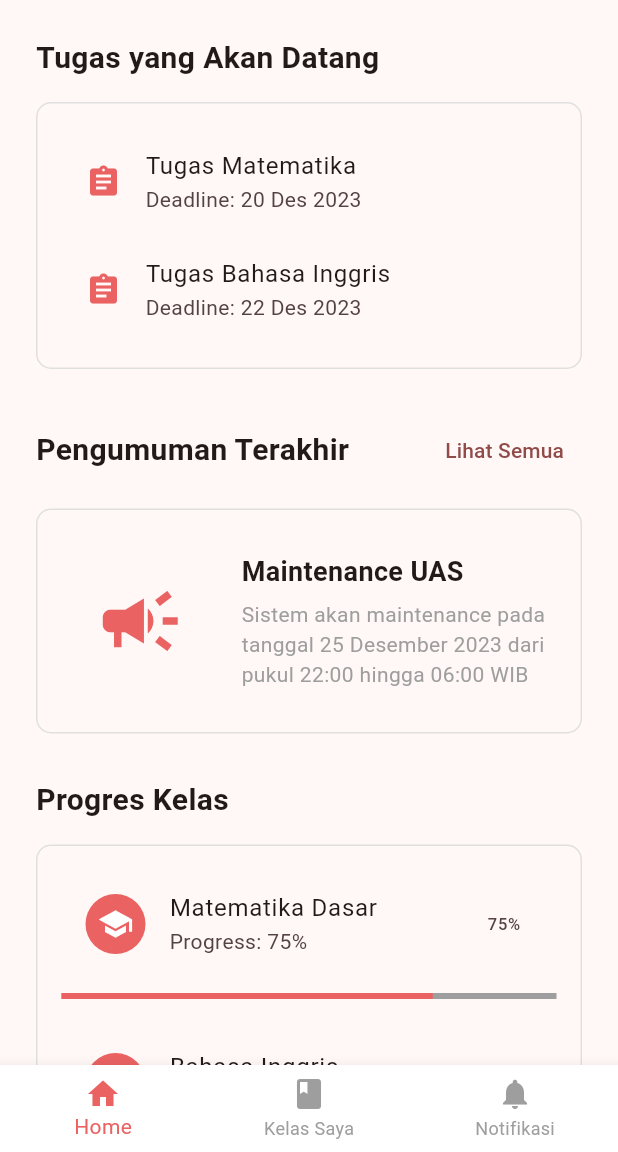
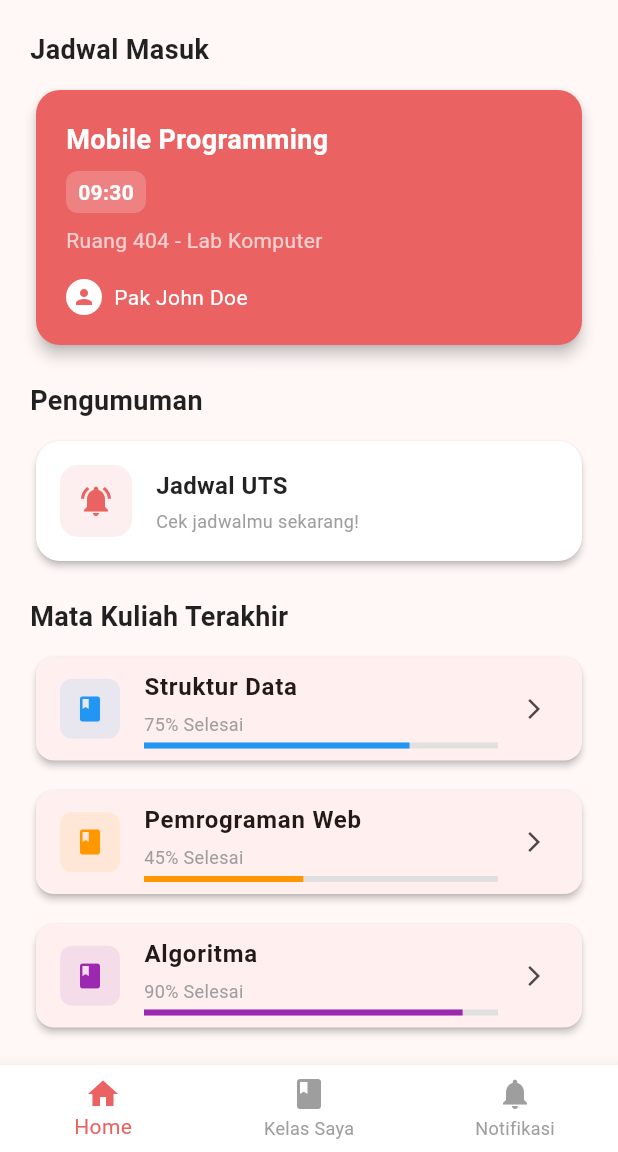
Before and after one commit to adipermana16/management, a Flutter app: the HomePage screen opened by its route, on a phone screen of 412 x 824 dp, the part 84-1236 px from its top. Run offline on Flutter 3.47's test engine with Material 3 defaults, Android fonts, the phone set to English and light mode, and no system bars.

Commit message:
perbaiki halaman home

```diff
--- a/lib/main.dart
+++ b/lib/main.dart
@@ -16,6 +16,7 @@ class MyApp extends StatelessWidget {
   Widget build(BuildContext context) {
     return MaterialApp(
       title: 'Management App',
+      debugShowCheckedModeBanner: false,
       theme: ThemeData(
         colorScheme: ColorScheme.fromSeed(seedColor: const Color(0xFFEA6262)),
         useMaterial3: true,
--- a/lib/screens/home_page.dart
+++ b/lib/screens/home_page.dart
@@ -30,7 +30,7 @@ class _HomePageState extends State<HomePage> {
   Widget build(BuildContext context) {
     return Scaffold(
       appBar: AppBar(
-        title: const HomeHeader(),
+        title: HomeHeader(selectedIndex: _selectedIndex),
         backgroundColor: const Color(0xFFEA6262),
         foregroundColor: Colors.white,
       ),
@@ -62,10 +62,17 @@ class _HomePageState extends State<HomePage> {
 }
 
 class HomeHeader extends StatelessWidget {
-  const HomeHeader({super.key});
+  final int selectedIndex;
+
+  const HomeHeader({super.key, this.selectedIndex = 0});
 
   @override
   Widget build(BuildContext context) {
+    // Don't show profile menu for Kelas Saya (index 1) and Notifikasi (index 2) tabs
+    bool showProfileMenu = selectedIndex == 0; // Only show for Home tab (index 0)
+    // Don't show left text for Kelas Saya (index 1) and Notifikasi (index 2) tabs
+    bool showLeftText = selectedIndex == 0; // Only show for Home tab (index 0)
+
     return Container(
       width: double.infinity,
       padding: const EdgeInsets.symmetric(horizontal: 20, vertical: 12),
@@ -73,6 +80,7 @@ class HomeHeader extends StatelessWidget {
         crossAxisAlignment: CrossAxisAlignment.center,
         children: [
           /// TEXT KIRI
+          if (showLeftText) ...[
             Expanded(
               child: Column(
                 crossAxisAlignment: CrossAxisAlignment.start,
@@ -96,8 +104,13 @@ class HomeHeader extends StatelessWidget {
                 ],
               ),
             ),
+          ] else ...[
+            // Empty space to maintain layout consistency when text is hidden
+            const SizedBox(width: 20),
+          ],
 
           /// BADGE USER
+          if (showProfileMenu) ...[
             Container(
               padding: const EdgeInsets.symmetric(horizontal: 10, vertical: 6),
               decoration: BoxDecoration(
@@ -137,6 +150,7 @@ class HomeHeader extends StatelessWidget {
               ),
             ),
           ],
+        ],
       ),
     );
   }
--- a/lib/screens/tabs/home_tab.dart
+++ b/lib/screens/tabs/home_tab.dart
@@ -5,105 +5,143 @@ class HomeTab extends StatelessWidget {
 
  @override
   Widget build(BuildContext context) {
-    return SingleChildScrollView(
+    return ListView(
+      padding: const EdgeInsets.all(20.0),
+      children: const [
+        _SectionHeader(title: 'Jadwal Masuk'),
+        SizedBox(height: 10),
+        _IncomingCourseCard(),
+        SizedBox(height: 20),
+        _SectionHeader(title: 'Pengumuman'),
+        SizedBox(height: 10),
+        _AnnouncementCard(),
+        SizedBox(height: 20),
+        _SectionHeader(title: 'Mata Kuliah Terakhir'),
+        SizedBox(height: 10),
+        _RecentCourseList(),
+      ],
+    );
+  }
+}
+
+class _SectionHeader extends StatelessWidget {
+  final String title;
+
+  const _SectionHeader({required this.title});
+
+  @override
+  Widget build(BuildContext context) {
+    return Text(
+      title,
+      style: const TextStyle(
+        fontSize: 18,
+        fontWeight: FontWeight.bold,
+        color: AppColors.textPrimary,
+      ),
+    );
+  }
+}
+
+class _IncomingCourseCard extends StatelessWidget {
+  const _IncomingCourseCard();
+
+  @override
+  Widget build(BuildContext context) {
+    return Card(
+      elevation: 4,
+      shape: RoundedRectangleBorder(borderRadius: BorderRadius.circular(16)),
+      color: AppColors.primary,
       child: Padding(
-        padding: const EdgeInsets.all(24.0),
+        padding: const EdgeInsets.all(20.0),
         child: Column(
           crossAxisAlignment: CrossAxisAlignment.start,
           children: [
-            // Upcoming Tasks Section
             const Text(
-              'Tugas yang Akan Datang',
+              'Mobile Programming',
               style: TextStyle(
-                fontSize: 20,
+                color: Colors.white,
+                fontSize: 18,
                 fontWeight: FontWeight.bold,
               ),
             ),
-            const SizedBox(height: 15),
+            const SizedBox(height: 8),
             Container(
+              padding: const EdgeInsets.symmetric(horizontal: 8, vertical: 4),
               decoration: BoxDecoration(
-                border: Border.all(color: Colors.grey.shade300),
-                borderRadius: BorderRadius.circular(10),
+                color: Colors.white.withOpacity(0.2),
+                borderRadius: BorderRadius.circular(8),
               ),
-              child: const Padding(
-                padding: EdgeInsets.all(16.0),
-                child: Column(
+              child: const Text(
+                '09:30',
+                style: TextStyle(color: Colors.white, fontWeight: FontWeight.bold),
+              ),
+            ),
+            const SizedBox(height: 8),
+            const Text(
+              'Ruang 404 - Lab Komputer',
+              style: TextStyle(color: Colors.white70, fontSize: 14),
+            ),
+            const SizedBox(height: 16),
+            Row(
               children: [
-                    ListTile(
-                      leading: Icon(Icons.assignment, color: Color(0xFFEA6262)),
-                      title: Text('Tugas Matematika'),
-                      subtitle: Text('Deadline: 20 Des 2023'),
+                const CircleAvatar(
+                  radius: 12,
+                  backgroundColor: Colors.white,
+                  child: Icon(Icons.person, size: 16, color: AppColors.primary),
                 ),
-                    ListTile(
-                      leading: Icon(Icons.assignment, color: Color(0xFFEA6262)),
-                      title: Text('Tugas Bahasa Inggris'),
-                      subtitle: Text('Deadline: 22 Des 2023'),
+                const SizedBox(width: 8),
+                const Text(
+                  'Pak John Doe',
+                  style: TextStyle(color: Colors.white, fontSize: 14),
+                ),
+              ],
             ),
           ],
         ),
       ),
+    );
+  }
+}
+
+class _AnnouncementCard extends StatelessWidget {
+  const _AnnouncementCard();
+
+  @override
+  Widget build(BuildContext context) {
+    return Card(
+      elevation: 2,
+      shape: RoundedRectangleBorder(borderRadius: BorderRadius.circular(16)),
+      surfaceTintColor: Colors.white,
+      color: Colors.white,
+      child: Padding(
+        padding: const EdgeInsets.all(16.0),
+        child: Row(
+          children: [
+            Container(
+              padding: const EdgeInsets.all(12),
+              decoration: BoxDecoration(
+                color: AppColors.secondary.withOpacity(0.1),
+                borderRadius: BorderRadius.circular(12),
               ),
-            const SizedBox(height: 30),
-
-            // Latest Announcements Section
-            Row(
-              mainAxisAlignment: MainAxisAlignment.spaceBetween,
+              child: const Icon(Icons.notifications_active, color: AppColors.secondary),
+            ),
+            const SizedBox(width: 16),
+            const Expanded(
+              child: Column(
+                crossAxisAlignment: CrossAxisAlignment.start,
                 children: [
-                const Text(
-                  'Pengumuman Terakhir',
+                  Text(
+                    'Jadwal UTS',
                     style: TextStyle(
-                    fontSize: 20,
                       fontWeight: FontWeight.bold,
+                      fontSize: 16,
+                      color: AppColors.textPrimary,
                     ),
                   ),
-                TextButton(
-                  onPressed: () {
-                    // Navigate to all announcements
-                  },
-                  child: const Text('Lihat Semua'),
-                ),
-              ],
-            ),
-            const SizedBox(height: 15),
-            Container(
-              height: 150,
-              decoration: BoxDecoration(
-                border: Border.all(color: Colors.grey.shade300),
-                borderRadius: BorderRadius.circular(10),
-              ),
-              child: const Padding(
-                padding: EdgeInsets.all(16.0),
-                child: Row(
-                  children: [
-                    Expanded(
-                      flex: 1,
-                      child: Icon(
-                        Icons.campaign,
-                        size: 60,
-                        color: Color(0xFFEA6262),
-                      ),
-                    ),
-                    SizedBox(width: 15),
-                    Expanded(
-                      flex: 2,
-                      child: Column(
-                        crossAxisAlignment: CrossAxisAlignment.start,
-                        mainAxisAlignment: MainAxisAlignment.center,
-                        children: [
+                  SizedBox(height: 4),
                   Text(
-                            'Maintenance UAS',
-                            style: TextStyle(
-                              fontSize: 18,
-                              fontWeight: FontWeight.bold,
-                            ),
-                          ),
-                          SizedBox(height: 5),
-                          Text(
-                            'Sistem akan maintenance pada tanggal 25 Desember 2023 dari pukul 22:00 hingga 06:00 WIB',
-                            style: TextStyle(
-                              fontSize: 14,
-                              color: Colors.grey,
-                            ),
+                    'Cek jadwalmu sekarang!',
+                    style: TextStyle(color: AppColors.textSecondary, fontSize: 12),
                   ),
                 ],
               ),
@@ -111,84 +149,239 @@ class HomeTab extends StatelessWidget {
           ],
         ),
       ),
+    );
+  }
+}
+
+class _RecentCourseList extends StatelessWidget {
+  const _RecentCourseList();
+
+  @override
+  Widget build(BuildContext context) {
+    final courses = [
+      {'title': 'Struktur Data', 'progress': 0.75, 'color': Colors.blue},
+      {'title': 'Pemrograman Web', 'progress': 0.45, 'color': Colors.orange},
+      {'title': 'Algoritma', 'progress': 0.90, 'color': Colors.purple},
+    ];
+
+    return Column(
+      children: courses.map((course) {
+        return Padding(
+          padding: const EdgeInsets.only(bottom: 12.0),
+          child: CourseCard(
+            title: course['title'] as String,
+            progress: course['progress'] as double,
+            iconColor: course['color'] as Color,
+            onTap: () {
+              Navigator.push(
+                context,
+                MaterialPageRoute(
+                  builder: (context) => CourseDetailScreen(
+                    title: course['title'] as String,
+                    progress: course['progress'] as double,
+                    iconColor: course['color'] as Color,
                   ),
-            const SizedBox(height: 30),
+                ),
+              );
+            },
+          ),
+        );
+      }).toList(),
+    );
+  }
+}
 
-            // Class Progress Section
-            const Text(
-              'Progres Kelas',
-              style: TextStyle(
-                fontSize: 20,
+// Define AppColors class
+class AppColors {
+  static const Color primary = Color(0xFFEA6262);
+  static const Color secondary = Color(0xFFEA6262);
+  static const Color textPrimary = Colors.black87;
+  static const Color textSecondary = Colors.grey;
+}
+
+// CourseCard widget
+class CourseCard extends StatelessWidget {
+  final String title;
+  final double progress;
+  final Color iconColor;
+  final VoidCallback? onTap;
+
+  const CourseCard({
+    super.key,
+    required this.title,
+    required this.progress,
+    required this.iconColor,
+    this.onTap,
+  });
+
+  @override
+  Widget build(BuildContext context) {
+    return Card(
+      elevation: 2,
+      shape: RoundedRectangleBorder(
+        borderRadius: BorderRadius.circular(12),
+      ),
+      child: ListTile(
+        leading: Container(
+          width: 40,
+          height: 40,
+          decoration: BoxDecoration(
+            color: iconColor.withOpacity(0.1),
+            borderRadius: BorderRadius.circular(8),
+          ),
+          child: Icon(
+            Icons.book,
+            color: iconColor,
+            size: 20,
+          ),
+        ),
+        title: Text(
+          title,
+          style: const TextStyle(
+            fontWeight: FontWeight.w600,
+            fontSize: 16,
+          ),
+        ),
+        subtitle: Column(
+          crossAxisAlignment: CrossAxisAlignment.start,
+          children: [
+            const SizedBox(height: 4),
+            Text(
+              '${(progress * 100).toInt()}% Selesai',
+              style: const TextStyle(
+                fontSize: 12,
+                color: Colors.grey,
+              ),
+            ),
+            const SizedBox(height: 4),
+            LinearProgressIndicator(
+              value: progress,
+              backgroundColor: Colors.grey[300],
+              valueColor: AlwaysStoppedAnimation<Color>(iconColor),
+            ),
+          ],
+        ),
+        trailing: const Icon(Icons.arrow_forward_ios, size: 16),
+        onTap: onTap,
+      ),
+    );
+  }
+}
+
+// CourseDetailScreen widget
+class CourseDetailScreen extends StatelessWidget {
+  final String title;
+  final double progress;
+  final Color iconColor;
+
+  const CourseDetailScreen({
+    super.key,
+    required this.title,
+    required this.progress,
+    required this.iconColor,
+  });
+
+  @override
+  Widget build(BuildContext context) {
+    return Scaffold(
+      appBar: AppBar(
+        title: Text(title),
+        backgroundColor: iconColor,
+        foregroundColor: Colors.white,
+      ),
+      body: Padding(
+        padding: const EdgeInsets.all(16.0),
+        child: Column(
+          crossAxisAlignment: CrossAxisAlignment.start,
+          children: [
+            Card(
+              elevation: 2,
+              child: Padding(
+                padding: const EdgeInsets.all(16.0),
+                child: Column(
+                  crossAxisAlignment: CrossAxisAlignment.start,
+                  children: [
+                    Row(
+                      children: [
+                        Container(
+                          width: 50,
+                          height: 50,
+                          decoration: BoxDecoration(
+                            color: iconColor.withOpacity(0.1),
+                            borderRadius: BorderRadius.circular(10),
+                          ),
+                          child: Icon(
+                            Icons.book,
+                            color: iconColor,
+                            size: 24,
+                          ),
+                        ),
+                        const SizedBox(width: 16),
+                        Expanded(
+                          child: Text(
+                            title,
+                            style: const TextStyle(
+                              fontSize: 18,
                               fontWeight: FontWeight.bold,
                             ),
                           ),
-            const SizedBox(height: 15),
-            Container(
-              decoration: BoxDecoration(
-                border: Border.all(color: Colors.grey.shade300),
-                borderRadius: BorderRadius.circular(10),
                         ),
-              child: const Padding(
-                padding: EdgeInsets.all(16.0),
-                child: Column(
-                  children: [
-                    // Sub-group 1: Matematika
-                    ListTile(
-                      leading: CircleAvatar(
-                        backgroundColor: Color(0xFFEA6262),
-                        child: Icon(Icons.school, color: Colors.white),
+                      ],
                     ),
-                      title: Text('Matematika Dasar'),
-                      subtitle: Text('Progress: 75%'),
-                      trailing: Text('75%'),
+                    const SizedBox(height: 16),
+                    Text(
+                      'Progress: ${(progress * 100).toInt()}%',
+                      style: const TextStyle(
+                        fontSize: 14,
+                        color: Colors.grey,
                       ),
-                    SizedBox(height: 10),
+                    ),
+                    const SizedBox(height: 8),
                     LinearProgressIndicator(
-                      value: 0.75,
-                      backgroundColor: Colors.grey,
-                      valueColor: AlwaysStoppedAnimation<Color>(Color(0xFFEA6262)),
-                    ),
-                    SizedBox(height: 20),
-
-                    // Sub-group 2: Bahasa Inggris
-                    ListTile(
-                      leading: CircleAvatar(
-                        backgroundColor: Color(0xFFEA6262),
-                        child: Icon(Icons.language, color: Colors.white),
-                      ),
-                      title: Text('Bahasa Inggris'),
-                      subtitle: Text('Progress: 60%'),
-                      trailing: Text('60%'),
-                    ),
-                    SizedBox(height: 10),
-                    LinearProgressIndicator(
-                      value: 0.60,
-                      backgroundColor: Colors.grey,
-                      valueColor: AlwaysStoppedAnimation<Color>(Color(0xFFEA6262)),
-                    ),
-                    SizedBox(height: 20),
-
-                    // Sub-group 3: Pemrograman
-                    ListTile(
-                      leading: CircleAvatar(
-                        backgroundColor: Color(0xFFEA6262),
-                        child: Icon(Icons.code, color: Colors.white),
-                      ),
-                      title: Text('Pemrograman'),
-                      subtitle: Text('Progress: 85%'),
-                      trailing: Text('85%'),
-                    ),
-                    SizedBox(height: 10),
-                    LinearProgressIndicator(
-                      value: 0.85,
-                      backgroundColor: Colors.grey,
-                      valueColor: AlwaysStoppedAnimation<Color>(Color(0xFFEA6262)),
+                      value: progress,
+                      backgroundColor: Colors.grey[300],
+                      valueColor: AlwaysStoppedAnimation<Color>(iconColor),
                     ),
                   ],
                 ),
               ),
             ),
-            const SizedBox(height: 20), // Add some padding at the bottom
+            const SizedBox(height: 20),
+            const Text(
+              'Materi',
+              style: TextStyle(
+                fontSize: 18,
+                fontWeight: FontWeight.bold,
+              ),
+            ),
+            const SizedBox(height: 12),
+            Expanded(
+              child: ListView.builder(
+                itemCount: 5,
+                itemBuilder: (context, index) {
+                  return Card(
+                    margin: const EdgeInsets.only(bottom: 12),
+                    child: ListTile(
+                      leading: Container(
+                        width: 40,
+                        height: 40,
+                        decoration: BoxDecoration(
+                          color: iconColor.withOpacity(0.1),
+                          borderRadius: BorderRadius.circular(8),
+                        ),
+                        child: Icon(
+                          Icons.video_library,
+                          color: iconColor,
+                        ),
+                      ),
+                      title: Text('Materi $index: Judul Materi'),
+                      subtitle: const Text('05:30 menit'),
+                      trailing: const Icon(Icons.play_circle, color: Colors.grey),
+                    ),
+                  );
+                },
+              ),
+            ),
           ],
         ),
       ),
--- a/lib/screens/tabs/kelas_saya_tab.dart
+++ b/lib/screens/tabs/kelas_saya_tab.dart
@@ -136,12 +136,6 @@ class _KelasSayaTabState extends State<KelasSayaTab> {
                     const SizedBox(height: 20),
 
                     // Tabs
-                    Row(
-                      children: [
-                        _tab('Lampiran Materi', false),
-                        _tab('Tugas dan Kuis', true),
-                      ],
-                    ),
 
                     const SizedBox(height: 20),
 
--- a/lib/screens/tabs/notifikasi_tab.dart
+++ b/lib/screens/tabs/notifikasi_tab.dart
@@ -5,19 +5,17 @@ class NotifikasiTab extends StatelessWidget {
 
   @override
   Widget build(BuildContext context) {
-    return const Padding(
+    return Scaffold(
+      appBar: AppBar(
+        backgroundColor: const Color(0xFFEA6262),
+        title: const Text('Notifikasi'),
+        foregroundColor: Colors.white,
+      ),
+      body: const Padding(
         padding: EdgeInsets.all(24.0),
         child: Column(
           crossAxisAlignment: CrossAxisAlignment.start,
           children: [
-          Text(
-            'Notifikasi',
-            style: TextStyle(
-              fontSize: 24,
-              fontWeight: FontWeight.bold,
-            ),
-          ),
-          SizedBox(height: 20),
             Text(
               'Notifikasi terbaru:',
               style: TextStyle(
@@ -55,6 +53,7 @@ class NotifikasiTab extends StatelessWidget {
             ),
           ],
         ),
+      ),
     );
   }
 }
```
Also changed, not shown: 2 other files. Lines whose indentation alone changed are shown as unchanged.
